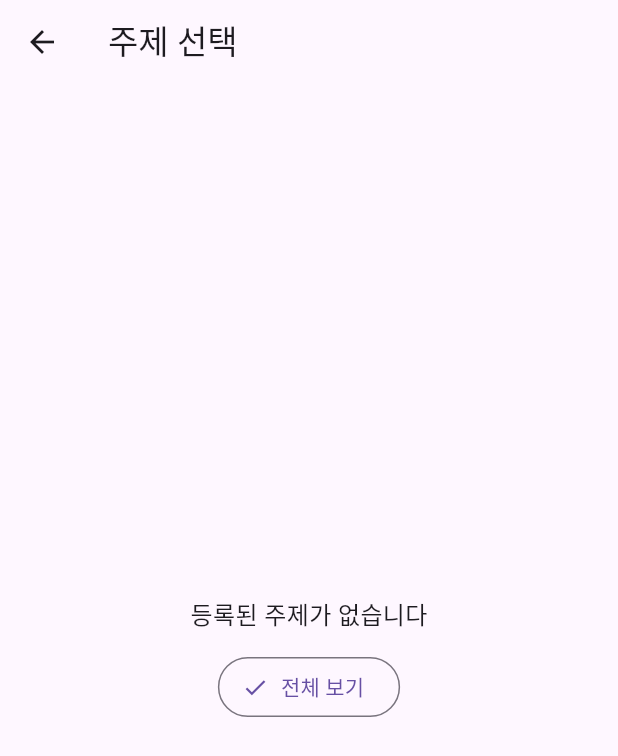
After one commit to noname7005/lang_ai, a Flutter app: the WordListScreen screen opened directly, after a tap on the "filter list" icon, on a phone screen of 412 x 824 dp. The commit adds this screen. Shown: the top 756 px of the screen. Run offline on Flutter 3.47's test engine with Material 3 defaults, Android fonts, the phone set to English and light mode, and no system bars; our stand-ins replace firebase_core, smooth_page_indicator; accounts and stored records are empty.

Commit message:
feat(word): 단어장 목록,추가,삭제,즐겨찾기,수정 + 필터화면 추가 + edit_screen파일 이동

```diff
--- /dev/null
+++ b/lib/screens/word/my_screen.dart
@@ -0,0 +1,69 @@
+//나만의 단어장
+import 'package:flutter/material.dart';
+
+class MyScreen extends StatelessWidget {
+  const MyScreen({
+    super.key,
+    required this.topics,
+    this.selectedTopic,
+  });
+
+  final List<String> topics;    // 필수: 표시할 주제 목록
+  final String? selectedTopic;  // 선택: 현재 선택값(null = 전체)
+
+  @override
+  Widget build(BuildContext context) {
+    final uniqueSorted = <String>[
+      for (final t in topics)
+        if (t.trim().isNotEmpty) t.trim(),
+    ]..sort();
+
+    return Scaffold(
+      appBar: AppBar(title: const Text('주제 선택')),
+      body: Padding(
+        padding: const EdgeInsets.all(16),
+        child: uniqueSorted.isEmpty
+            ? Center(
+          child: Column(mainAxisSize: MainAxisSize.min, children: [
+            const Text('등록된 주제가 없습니다', style: TextStyle(fontSize: 16)),
+            const SizedBox(height: 12),
+            OutlinedButton.icon(
+              icon: const Icon(Icons.check),
+              label: const Text('전체 보기'),
+              onPressed: () => Navigator.pop(context, null),
+            ),
+          ]),
+        )
+            : SingleChildScrollView(
+          child: Wrap(
+            spacing: 8,
+            runSpacing: 8,
+            children: [
+              ChoiceChip(
+                label: const Text('전체'),
+                selected: selectedTopic == null,
+                onSelected: (_) => Navigator.pop(context, null),
+                labelStyle: TextStyle(
+                  fontWeight: selectedTopic == null
+                      ? FontWeight.bold
+                      : FontWeight.normal,
+                ),
+              ),
+              for (final t in uniqueSorted)
+                ChoiceChip(
+                  label: Text(t),
+                  selected: selectedTopic == t,
+                  onSelected: (_) => Navigator.pop(context, t),
+                  labelStyle: TextStyle(
+                    fontWeight: selectedTopic == t
+                        ? FontWeight.bold
+                        : FontWeight.normal,
+                  ),
+                ),
+            ],
+          ),
+        ),
+      ),
+    );
+  }
+}
--- /dev/null
+++ b/lib/screens/word/word_list_screen.dart
@@ -0,0 +1,179 @@
+import 'package:flutter/material.dart';
+import 'package:lang_ai/models/word.dart';
+import 'package:lang_ai/screens/word/word_edit_screen.dart';
+import 'package:lang_ai/screens/word/my_screen.dart';
+
+class WordListScreen extends StatefulWidget {
+  const WordListScreen({Key? key}) : super(key: key);
+
+  @override
+  State<WordListScreen> createState() => _WordListScreenState();
+}
+
+class _WordListScreenState extends State<WordListScreen> {
+  List<Word> words = [];
+  String? _selectedTopic; // null = 전체
+
+  // 현재 선택된 주제에 맞춰 필터링된 목록
+  List<Word> get _visibleWords {
+    if (_selectedTopic == null || _selectedTopic!.isEmpty) return words;
+    return [
+      for (final w in words)
+        if (w.topic.trim() == _selectedTopic) w,
+    ];
+  }
+
+  @override
+  Widget build(BuildContext context) {
+    return Scaffold(
+      appBar: AppBar(
+        title: const Text('단어장'),
+        actions: [
+          IconButton(
+            icon: const Icon(Icons.filter_list),
+            onPressed: () async {
+              // words에서 주제 목록 수집(중복 제거/빈값 제외)
+              final topics = words
+                  .map((w) => w.topic.trim())
+                  .where((t) => t.isNotEmpty)
+                  .toSet()
+                  .toList();
+
+              final picked = await Navigator.push<String?>(
+                context,
+                MaterialPageRoute(
+                  builder: (_) => MyScreen(
+                    topics: topics,
+                    selectedTopic: _selectedTopic,
+                  ),
+                ),
+              );
+              setState(() => _selectedTopic = picked); // null이면 전체
+            },
+          ),
+        ],
+      ),
+      body: Column(
+        children: [
+          if (_selectedTopic != null)
+            Padding(
+              padding: const EdgeInsets.fromLTRB(16, 12, 16, 0),
+              child: Row(
+                children: [
+                  const Text('필터: ', style: TextStyle(fontWeight: FontWeight.bold)),
+                  Chip(
+                    label: Text(_selectedTopic!),
+                    onDeleted: () => setState(() => _selectedTopic = null), // X로 해제
+                  ),
+                ],
+              ),
+            ),
+          const SizedBox(height: 8),
+          Expanded(
+            child: _visibleWords.isEmpty
+                ? const Center(
+              child: Text('해당 조건의 단어가 없습니다', style: TextStyle(fontSize: 16)),
+            )
+                : ListView.separated(
+              itemCount: _visibleWords.length,
+              separatorBuilder: (_, __) => const Divider(height: 1),
+              itemBuilder: (context, i) {
+                final w = _visibleWords[i];
+                return ListTile(
+                  key: ValueKey(w.id),
+                  title: Text(w.term, style: const TextStyle(fontSize: 18)),
+                  subtitle: Column(
+                    crossAxisAlignment: CrossAxisAlignment.start,
+                    children: [
+                      if (w.meaning.trim().isNotEmpty) Text(w.meaning),
+                      if (w.topic.trim().isNotEmpty)
+                        Padding(
+                          padding: const EdgeInsets.only(top: 4),
+                          child: Wrap(
+                            spacing: 4,
+                            children: [Chip(label: Text(w.topic))],
+                          ),
+                        ),
+                    ],
+                  ),
+                  trailing: Row(
+                    mainAxisSize: MainAxisSize.min,
+                    children: [
+                      IconButton(
+                        icon: Icon(w.favorite ? Icons.star : Icons.star_border),
+                        onPressed: () {
+                          setState(() => w.favorite = !w.favorite);
+                        },
+                      ),
+                      IconButton(
+                        icon: const Icon(Icons.edit),
+                        onPressed: () async {
+                          final updated = await Navigator.push<Word>(
+                            context,
+                            MaterialPageRoute(
+                              builder: (_) => WordEditScreen(word: w),
+                            ),
+                          );
+                          if (updated != null) {
+                            setState(() {
+                              // 원본 words에서 id로 찾아 교체
+                              final idx = words.indexWhere((e) => e.id == updated.id);
+                              if (idx != -1) words[idx] = updated;
+                            });
+                          }
+                        },
+                      ),
+                      IconButton(
+                        icon: const Icon(Icons.delete, color: Colors.red),
+                        onPressed: () => _confirmDeleteById(w.id),
+                      ),
+                    ],
+                  ),
+                  onTap: () {
+                    // TODO: 상세 페이지로 이동 등
+                  },
+                );
+              },
+            ),
+          ),
+          Padding(
+            padding: const EdgeInsets.all(16),
+            child: ElevatedButton.icon(
+              icon: const Icon(Icons.add),
+              label: const Text('단어 추가'),
+              onPressed: () async {
+                final newWord = await Navigator.push<Word>(
+                  context,
+                  MaterialPageRoute(builder: (_) => const WordEditScreen()),
+                );
+                if (newWord != null) {
+                  setState(() => words.insert(0, newWord));
+                }
+              },
+            ),
+          ),
+        ],
+      ),
+    );
+  }
+
+  void _confirmDeleteById(int id) {
+    showDialog(
+      context: context,
+      builder: (_) => AlertDialog(
+        title: const Text('단어 삭제'),
+        content: const Text('정말 이 단어를 삭제하시겠습니까?'),
+        actions: [
+          TextButton(onPressed: () => Navigator.pop(context), child: const Text('취소')),
+          TextButton(
+            onPressed: () {
+              Navigator.pop(context);
+              setState(() => words.removeWhere((e) => e.id == id));
+            },
+            child: const Text('삭제', style: TextStyle(color: Colors.red)),
+          ),
+        ],
+      ),
+    );
+  }
+}
```
Also changed, not shown: lib/models/word.dart (+7 -0 lines), lib/screens/voca_menu_screen.dart (+17 -3 lines), lib/screens/word/quiz_screen.dart (added, +11 -0 lines), lib/screens/word/topic_screen.dart (added, +35 -0 lines), lib/screens/word/word_edit_screen.dart (added, +102 -0 lines), lib/screens/word_edit_screen.dart (deleted, +0 -91 lines).
